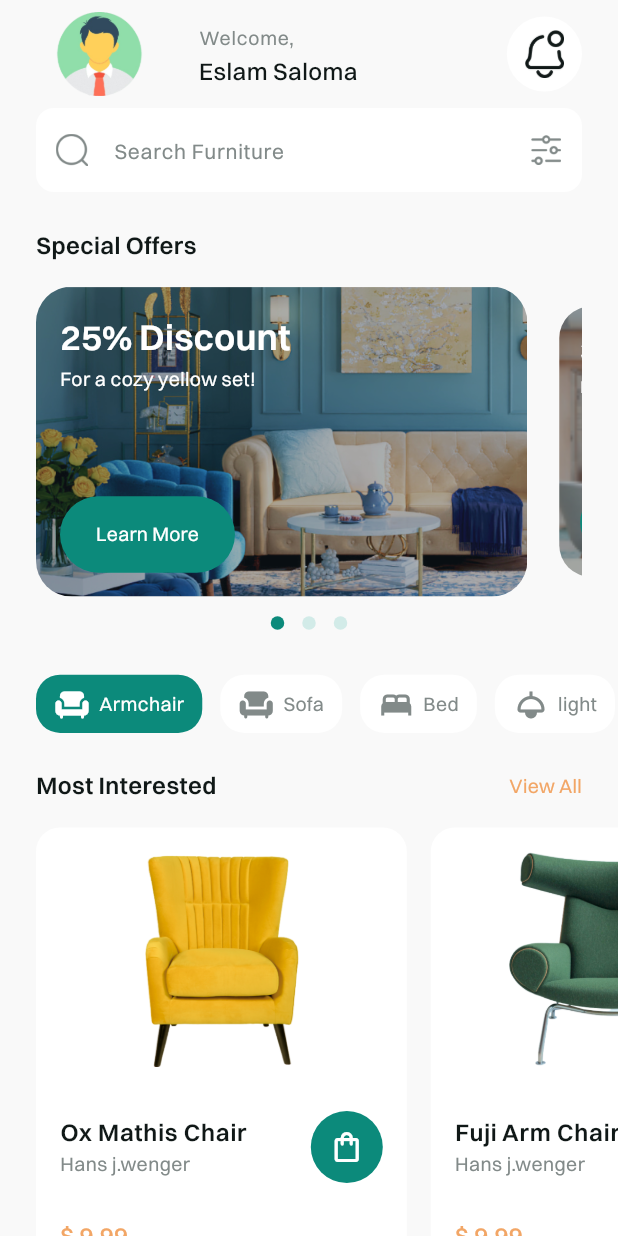
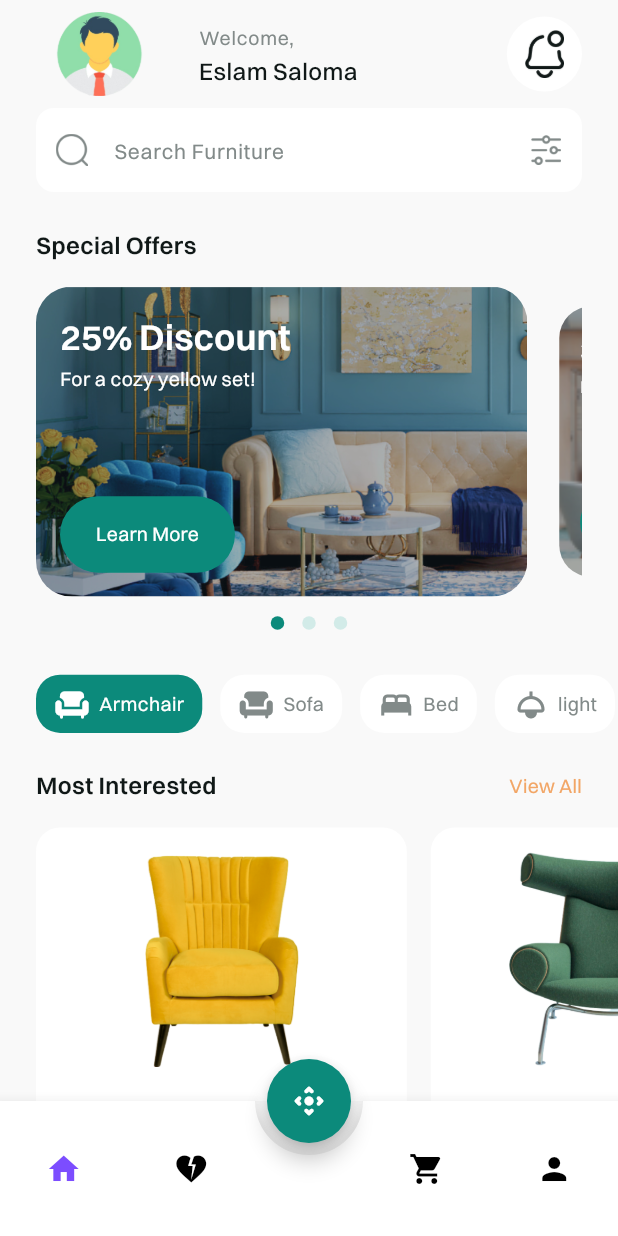
Before and after one commit to Esl4mx/Crafty_app, a Flutter app: the LoginView screen opened by its route, after a tap on "Sign in", on a phone screen of 412 x 824 dp. Run offline on Flutter 3.47's test engine with Material 3 defaults, Android fonts, the light colour scheme and no system bars; drawn by our look-alikes of animated_bottom_navigation_bar, carousel_slider, dots_indicator; our stand-ins replace shared_preferences; accounts and stored records are empty.

Commit message:
Add new icons and update HomeView with bottom navigation and popular items
Added new icon images to the assets and updated the `app_images.dart` file to include these new assets. Modified the `HomeView` to include an animated bottom navigation bar and a new section for popular items. Introduced new widgets `CustomMostInteresteItem` and `CustomPopularItem` for displaying items in the most interested and popular sections, respectively. Also, updated the `pubspec.yaml` and `pubspec.lock` files to include the `animated_bottom_navigation_bar` package.

```diff
--- a/lib/core/utlis/app_images.dart
+++ b/lib/core/utlis/app_images.dart
@@ -17,6 +17,42 @@ class Assets {
   /// Assets for imagesGoogleLogo
   /// assets/images/google_logo.png
   static const String imagesGoogleLogo = "assets/images/google_logo.png";
+
+  /// Assets for imagesIconsArmchair
+  /// assets/images/icons/armchair.png
+  static const String imagesIconsArmchair = "assets/images/icons/armchair.png";
+
+  /// Assets for imagesIconsBagShopping2
+  /// assets/images/icons/bag-shopping-2.png
+  static const String imagesIconsBagShopping2 = "assets/images/icons/bag-shopping-2.png";
+
+  /// Assets for imagesIconsBed
+  /// assets/images/icons/bed.png
+  static const String imagesIconsBed = "assets/images/icons/bed.png";
+
+  /// Assets for imagesIconsCart3
+  /// assets/images/icons/cart3.png
+  static const String imagesIconsCart3 = "assets/images/icons/cart3.png";
+
+  /// Assets for imagesIconsHeart
+  /// assets/images/icons/heart.png
+  static const String imagesIconsHeart = "assets/images/icons/heart.png";
+
+  /// Assets for imagesIconsHome
+  /// assets/images/icons/home.png
+  static const String imagesIconsHome = "assets/images/icons/home.png";
+
+  /// Assets for imagesIconsLight
+  /// assets/images/icons/light.png
+  static const String imagesIconsLight = "assets/images/icons/light.png";
+
+  /// Assets for imagesIconsSofa
+  /// assets/images/icons/sofa.png
+  static const String imagesIconsSofa = "assets/images/icons/sofa.png";
+
+  /// Assets for imagesIconsUser
+  /// assets/images/icons/user.png
+  static const String imagesIconsUser = "assets/images/icons/user.png";
 
   /// Assets for imagesMenu
   /// assets/images/menu.png
@@ -38,6 +74,14 @@ class Assets {
   /// assets/images/on_boarding33.png
   static const String imagesOnBoarding33 = "assets/images/on_boarding33.png";
 
+  /// Assets for imagesPopChair1
+  /// assets/images/pop_chair1.png
+  static const String imagesPopChair1 = "assets/images/pop_chair1.png";
+
+  /// Assets for imagesPopChair2
+  /// assets/images/pop_chair2.png
+  static const String imagesPopChair2 = "assets/images/pop_chair2.png";
+
   /// Assets for imagesProfileImage
   /// assets/images/profile_image.png
   static const String imagesProfileImage = "assets/images/profile_image.png";
--- a/lib/features/home/presentation/views/home_view.dart
+++ b/lib/features/home/presentation/views/home_view.dart
@@ -1,12 +1,50 @@
+import 'package:animated_bottom_navigation_bar/animated_bottom_navigation_bar.dart';
+import 'package:crafty_app/core/utlis/app_colors.dart';
 import 'package:crafty_app/features/home/presentation/views/widgets/home_view_body.dart';
 import 'package:flutter/material.dart';
 
-class HomeView extends StatelessWidget {
+class HomeView extends StatefulWidget {
   const HomeView({super.key});
   static const routeName = 'home';
+
+  @override
+  State<HomeView> createState() => _HomeViewState();
+}
+
+class _HomeViewState extends State<HomeView> {
+  List<IconData> iconList = [
+    Icons.home,
+    Icons.heart_broken,
+    Icons.shopping_cart,
+    Icons.person
+  ];
+
+  int _bottomNavIndex = 0;
   @override
   Widget build(BuildContext context) {
-    return const Scaffold(
+    return Scaffold(
+      floatingActionButton: FloatingActionButton(
+          backgroundColor: AppColors.primaryColor,
+          child: Icon(
+            Icons.control_camera_rounded,
+            color: Colors.white,
+          ),
+          shape: const CircleBorder(),
+          onPressed: () {}),
+      floatingActionButtonLocation: FloatingActionButtonLocation.centerDocked,
+      bottomNavigationBar: AnimatedBottomNavigationBar(
+        // notchMargin: 50,
+
+        height: 90,
+        icons: iconList,
+        activeIndex: _bottomNavIndex,
+        gapLocation: GapLocation.center,
+        // notchSmoothness: NotchSmoothness.verySmoothEdge,
+        // leftCornerRadius: 32,
+        // rightCornerRadius: 32,
+        onTap: (index) => setState(() => _bottomNavIndex = index),
+        //other params
+      ),
       body: SafeArea(child: HomeViewBody()),
     );
   }
--- a/lib/features/home/presentation/views/widgets/custom_most_intereste_container.dart
+++ b/lib/features/home/presentation/views/widgets/custom_most_intereste_item.dart
@@ -5,8 +5,8 @@ import 'package:crafty_app/core/wigets/Custom_app_bar_leading_trailing.dart';
 import 'package:crafty_app/features/home/presentation/view_model/items_model.dart';
 import 'package:flutter/material.dart';
 
-class CustomMostInteresteContainer extends StatelessWidget {
-  const CustomMostInteresteContainer({super.key, required this.items});
+class CustomMostInteresteItem extends StatelessWidget {
+  const CustomMostInteresteItem({super.key, required this.items});
   final ItemsModel items;
 
   @override
--- /dev/null
+++ b/lib/features/home/presentation/views/widgets/custom_popular_item.dart
@@ -0,0 +1,71 @@
+import 'package:crafty_app/core/utlis/app_colors.dart';
+import 'package:crafty_app/core/utlis/app_images.dart';
+import 'package:crafty_app/core/utlis/app_styles.dart';
+import 'package:crafty_app/core/wigets/Custom_app_bar_leading_trailing.dart';
+import 'package:crafty_app/features/home/presentation/view_model/items_model.dart';
+import 'package:flutter/material.dart';
+
+class CustomPopularItem extends StatelessWidget {
+  const CustomPopularItem({super.key, required this.items});
+  final ItemsModel items;
+
+  @override
+  Widget build(BuildContext context) {
+    // Get the screen width
+    double screenWidth = MediaQuery.of(context).size.width;
+
+    // Calculate a responsive width for each item, e.g., 60% of the screen width
+    double itemWidth = screenWidth * 0.65; // Adjust percentage as needed
+
+    return Container(
+      width: itemWidth, // Set dynamic width based on screen size
+      decoration: BoxDecoration(
+        borderRadius: BorderRadius.circular(16),
+        color: AppColors.containerColor,
+      ),
+      child: Padding(
+        padding: const EdgeInsets.all(16),
+        child: Row(
+          mainAxisAlignment: MainAxisAlignment.start,
+          children: [
+            Container(
+              decoration: BoxDecoration(
+                color: Color(0xffF0F0F2),
+                borderRadius: BorderRadius.circular(16),
+              ),
+              child: Image.asset(
+                items.image,
+                fit: BoxFit.fill,
+              ),
+            ),
+            const SizedBox(
+              width: 12,
+            ),
+            Column(
+              crossAxisAlignment: CrossAxisAlignment.start,
+              children: [
+                Text(
+                  items.title,
+                  style: AppStyles.styleSemiBold16(),
+                ),
+                Text(
+                  items.subtitle,
+                  style: AppStyles.styleRegular13(),
+                ),
+                const Spacer(),
+                Text(
+                  "\$ ${items.price.toString()}",
+                  style: AppStyles.styleMedium16()
+                      .copyWith(color: const Color(0xffF2A666)),
+                ),
+                const SizedBox(
+                  height: 12,
+                )
+              ],
+            ),
+          ],
+        ),
+      ),
+    );
+  }
+}
--- a/lib/features/home/presentation/views/widgets/home_view_body.dart
+++ b/lib/features/home/presentation/views/widgets/home_view_body.dart
@@ -1,13 +1,11 @@
 import 'package:crafty_app/core/wigets/search_text_field.dart';
-import 'package:crafty_app/features/home/presentation/views/widgets/category_item.dart';
 import 'package:crafty_app/features/home/presentation/views/widgets/category_list_view.dart';
 import 'package:crafty_app/features/home/presentation/views/widgets/custom_home_app_bar.dart';
 import 'package:crafty_app/features/home/presentation/views/widgets/most_interested_list_view.dart';
+import 'package:crafty_app/features/home/presentation/views/widgets/popular_items_list_view.dart';
 import 'package:crafty_app/features/home/presentation/views/widgets/sections_header.dart';
 import 'package:crafty_app/features/home/presentation/views/widgets/special_offer_section.dart';
 import 'package:flutter/material.dart';
-
-import 'custom_most_intereste_container.dart';
 
 class HomeViewBody extends StatelessWidget {
   const HomeViewBody({super.key});
@@ -50,6 +48,28 @@ class HomeViewBody extends StatelessWidget {
           ),
         ),
         const SliverToBoxAdapter(child: MostInterestedListView()),
+        const SliverToBoxAdapter(
+          child: SizedBox(
+            height: 24,
+          ),
+        ),
+        SliverToBoxAdapter(
+          child: SectionsHeader(
+            title: "Popular",
+            ontap: () {},
+          ),
+        ),
+        const SliverToBoxAdapter(
+          child: SizedBox(
+            height: 16,
+          ),
+        ),
+        const SliverToBoxAdapter(child: PopularItemsListView()),
+        const SliverToBoxAdapter(
+          child: SizedBox(
+            height: 32,
+          ),
+        ),
       ],
     );
   }
--- a/lib/features/home/presentation/views/widgets/most_interested_list_view.dart
+++ b/lib/features/home/presentation/views/widgets/most_interested_list_view.dart
@@ -1,6 +1,6 @@
 import 'package:crafty_app/core/utlis/app_images.dart';
 import 'package:crafty_app/features/home/presentation/view_model/items_model.dart';
-import 'package:crafty_app/features/home/presentation/views/widgets/custom_most_intereste_container.dart';
+import 'package:crafty_app/features/home/presentation/views/widgets/custom_most_intereste_item.dart';
 import 'package:flutter/material.dart';
 
 class MostInterestedListView extends StatelessWidget {
@@ -58,7 +58,7 @@ class MostInterestedListView extends StatelessWidget {
           itemBuilder: (context, index) {
             return Padding(
               padding: const EdgeInsets.only(right: 16),
-              child: CustomMostInteresteContainer(items: items[index]),
+              child: CustomMostInteresteItem(items: items[index]),
             );
           },
         ),
--- /dev/null
+++ b/lib/features/home/presentation/views/widgets/popular_items_list_view.dart
@@ -0,0 +1,44 @@
+import 'package:crafty_app/constants.dart';
+import 'package:crafty_app/core/utlis/app_images.dart';
+import 'package:crafty_app/features/home/presentation/view_model/items_model.dart';
+import 'package:crafty_app/features/home/presentation/views/widgets/custom_popular_item.dart';
+import 'package:flutter/material.dart';
+
+class PopularItemsListView extends StatelessWidget {
+  const PopularItemsListView({super.key});
+  static List<ItemsModel> items = [
+    ItemsModel(
+        title: "Swoon Lounge",
+        subtitle: "Regal Do Lobo",
+        image: Assets.imagesOnBoarding11,
+        price: 136.76),
+    ItemsModel(
+        title: "Swoon Lounge",
+        subtitle: "Regal Do Lobo",
+        image: Assets.imagesOnBoarding22,
+        price: 99.9),
+  ];
+
+  @override
+  Widget build(BuildContext context) {
+    return Padding(
+      padding: const EdgeInsets.only(left: kHorizontalPadding),
+      child: SizedBox(
+        height: 150,
+        child: ListView.builder(
+          scrollDirection: Axis.horizontal,
+          physics: const BouncingScrollPhysics(),
+          itemCount: items.length,
+          itemBuilder: (context, index) {
+            return Padding(
+              padding: const EdgeInsets.only(right: 16),
+              child: CustomPopularItem(
+                items: items[index],
+              ),
+            );
+          },
+        ),
+      ),
+    );
+  }
+}
--- a/pubspec.yaml
+++ b/pubspec.yaml
@@ -28,6 +28,7 @@ environment:
 # the latest version available on pub.dev. To see which dependencies have newer
 # versions available, run `flutter pub outdated`.
 dependencies:
+  animated_bottom_navigation_bar: ^1.3.3
   carousel_slider: ^5.0.0
   cupertino_icons: ^1.0.8
   dots_indicator: ^3.0.0
```
Also changed, not shown: assets/images/icons/armchair.png (added), assets/images/icons/bag-shopping-2.png (added), assets/images/icons/bed.png (added), assets/images/icons/cart3.png (added), assets/images/icons/heart.png (added), assets/images/icons/home.png (added), assets/images/icons/light.png (added), assets/images/icons/sofa.png (added), assets/images/icons/user.png (added), assets/images/pop_chair1.png (added), assets/images/pop_chair2.png (added), pubspec.lock.
